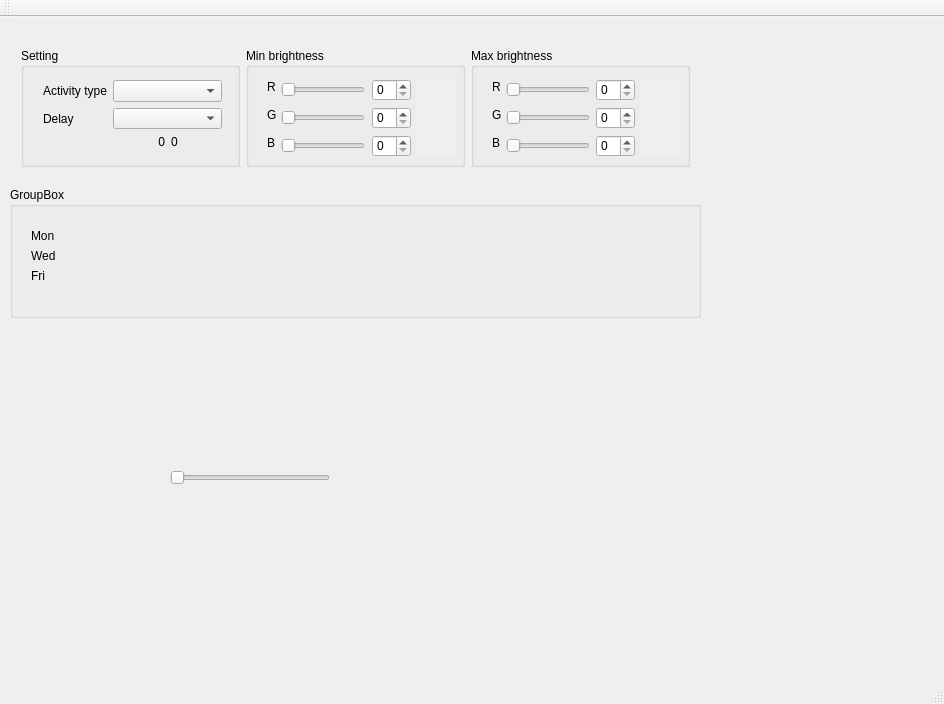
coppermilk/pixel_flow, file MainWindow.ui: the form before one commit.
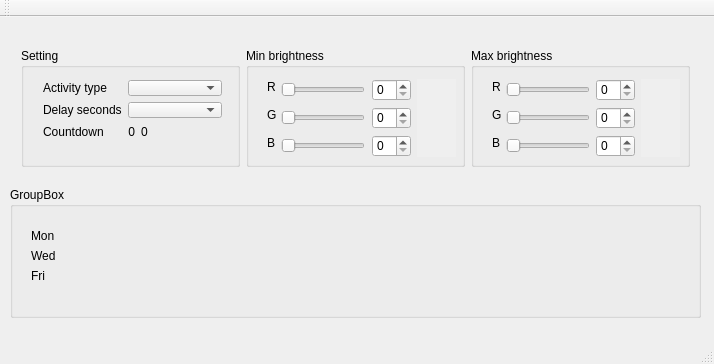
The form after the commit.

Commit message: Add countdown and reformat code.

What changed in the file:
```diff
--- a/MainWindow.ui
+++ b/MainWindow.ui
@@ -6,8 +6,8 @@
             <rect>
                 <x>0</x>
                 <y>0</y>
-                <width>944</width>
-                <height>704</height>
+    <width>714</width>
+    <height>364</height>
             </rect>
         </property>
         <property name="windowTitle">
@@ -35,10 +35,17 @@
                                         <x>11</x>
                                         <y>21</y>
                                         <width>201</width>
-                                        <height>91</height>
+          <height>81</height>
                                     </rect>
                                 </property>
                                 <layout class="QGridLayout" name="gridLayout">
+         <item row="2" column="0">
+          <widget class="QLabel" name="label_10">
+           <property name="text">
+            <string>Countdown</string>
+           </property>
+          </widget>
+         </item>
                                     <item row="0" column="0">
                                         <widget class="QLabel" name="activity_type_label">
                                             <property name="text">
@@ -46,16 +53,19 @@
                                             </property>
                                         </widget>
                                     </item>
-                                    <item row="0" column="1" colspan="2">
-                                        <widget class="QComboBox" name="comboBoxActivityType"/>
-                                    </item>
                                     <item row="1" column="0">
                                         <widget class="QLabel" name="deley_type_label">
                                             <property name="text">
-                                                <string>Delay</string>
+            <string>Delay seconds</string>
                                             </property>
                                         </widget>
                                     </item>
+         <item row="0" column="1" colspan="3">
+          <widget class="QComboBox" name="comboBoxActivityType"/>
+         </item>
+         <item row="1" column="1" colspan="3">
+          <widget class="QComboBox" name="comboBoxTimer"/>
+         </item>
                                     <item row="2" column="1">
                                         <widget class="QLabel" name="minutes_label">
                                             <property name="layoutDirection">
@@ -69,6 +79,19 @@
                                             </property>
                                         </widget>
                                     </item>
+         <item row="2" column="3">
+          <spacer name="horizontalSpacer">
+           <property name="orientation">
+            <enum>Qt::Horizontal</enum>
+           </property>
+           <property name="sizeHint" stdset="0">
+            <size>
+             <width>40</width>
+             <height>20</height>
+            </size>
+           </property>
+          </spacer>
+         </item>
                                     <item row="2" column="2">
                                         <widget class="QLabel" name="seconds_label">
                                             <property name="text">
@@ -76,9 +99,6 @@
                                             </property>
                                         </widget>
                                     </item>
-                                    <item row="1" column="1" colspan="2">
-                                        <widget class="QComboBox" name="comboBoxTimer"/>
-                                    </item>
                                 </layout>
                             </widget>
                         </widget>
@@ -508,19 +528,6 @@
                     </item>
                 </layout>
             </widget>
-            <widget class="QSlider" name="horizontalSlider">
-                <property name="geometry">
-                    <rect>
-                        <x>170</x>
-                        <y>450</y>
-                        <width>160</width>
-                        <height>22</height>
-                    </rect>
-                </property>
-                <property name="orientation">
-                    <enum>Qt::Horizontal</enum>
-                </property>
-            </widget>
         </widget>
         <widget class="QMenuBar" name="menuBar">
             <property name="geometry">
```
Left out of the diff: 6 changed lines with no effect on the pictures. Lines whose indentation alone changed are shown as unchanged. The commit also changes 52 other files.
